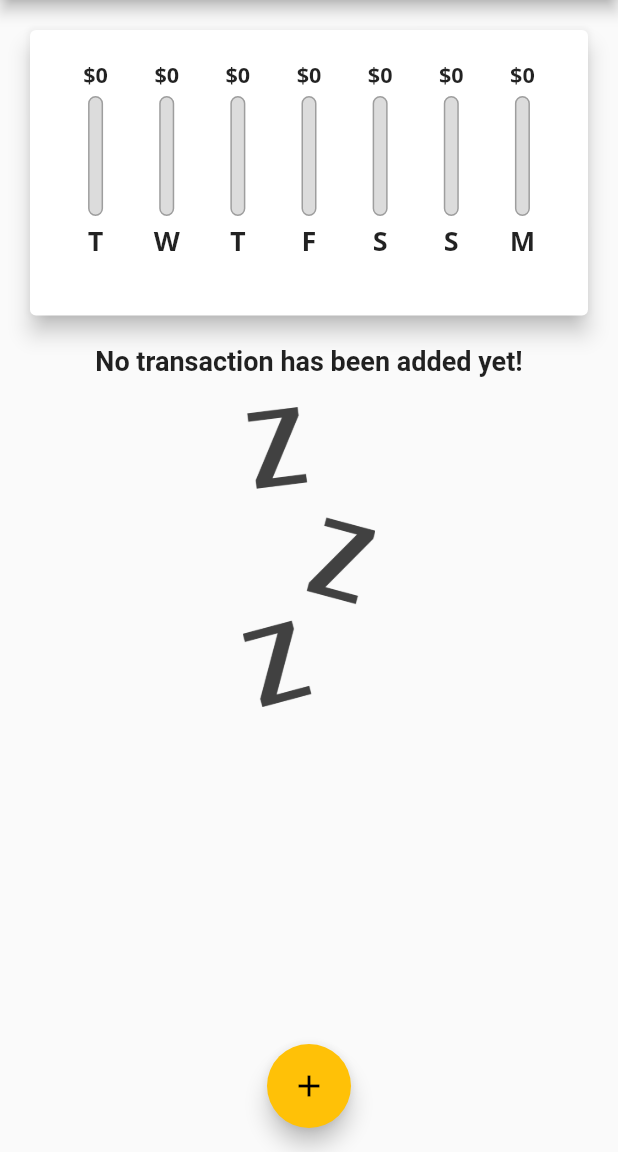
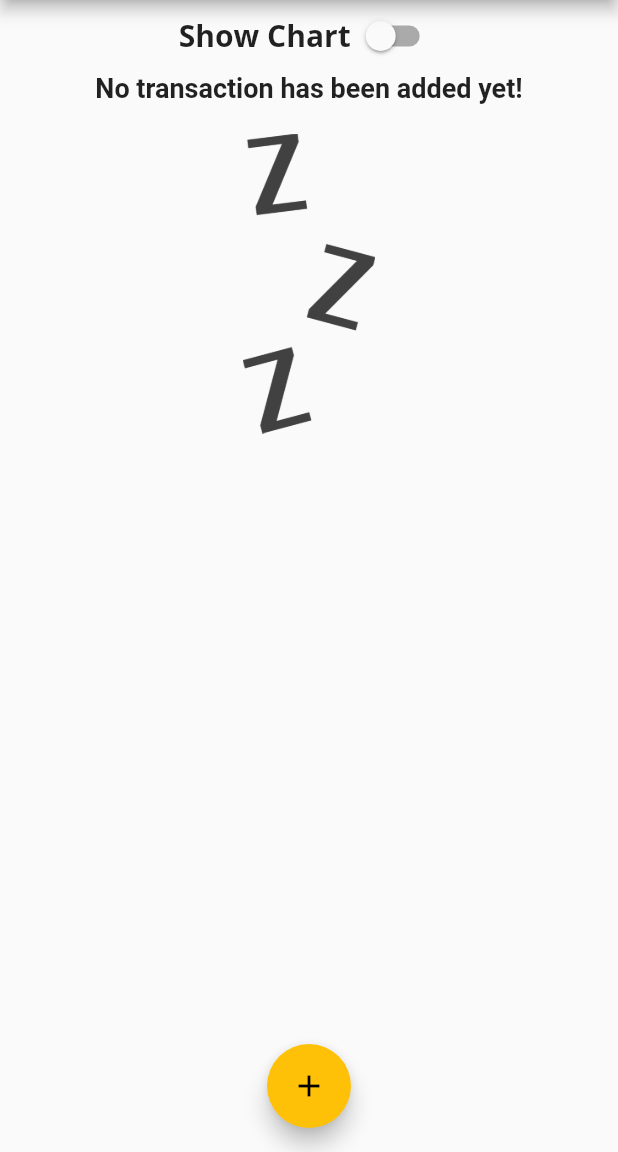
Before and after one commit to davidaodejobi/Flutter-and-Dart-Course, a Flutter app: the screen it shows after launch, on a phone screen of 412 x 824 dp, the part 84-1236 px from its top. Run offline on Flutter 3.47's test engine with Material 2 defaults, Android fonts, the phone set to English and light mode, and no system bars.

Commit message:
splitted the homepage widget into a new file, and added a switch for more controller

```diff
--- /dev/null
+++ b/expenses_tracker/lib/homepage.dart
@@ -0,0 +1,125 @@
+import 'package:flutter/material.dart';
+
+import 'models/transaction.dart';
+import 'widgets/chart.dart';
+import 'widgets/new_transaction.dart';
+import 'widgets/transcation_list.dart';
+
+class Homepage extends StatefulWidget {
+  const Homepage({Key? key}) : super(key: key);
+
+  @override
+  State<Homepage> createState() => _HomepageState();
+}
+
+class _HomepageState extends State<Homepage> {
+  final List<Transaction> _userTransactions = [];
+
+  bool? _showChart = false;
+
+  List<Transaction> get _recentTransactions {
+    return _userTransactions.where((tx) {
+      return tx.date!.isAfter(
+        DateTime.now().subtract(
+          const Duration(days: 7),
+        ),
+      );
+    }).toList();
+  }
+
+  void _addNewTransaction(
+      String txTitle, double txAmount, DateTime chosenDate) {
+    final newTx = Transaction(
+      title: txTitle,
+      amount: txAmount,
+      date: chosenDate,
+      id: DateTime.now().toString(),
+    );
+    setState(() {
+      _userTransactions.add(newTx);
+    });
+  }
+
+  void _startAddNewTransaction(BuildContext ctx) {
+    showModalBottomSheet(
+      context: ctx,
+      builder: (bCtx) {
+        return NewTransaction(addNewTransaction: _addNewTransaction);
+      },
+    );
+  }
+
+  void _deleteTransaction(String id) {
+    setState(() {
+      _userTransactions.removeWhere((tx) => tx.id == id);
+    });
+  }
+
+  @override
+  Widget build(BuildContext context) {
+    final mediaQuery = MediaQuery.of(context);
+    final appBar = AppBar(
+      title: const Text('Expenses Tracker'),
+      actions: [
+        IconButton(
+          onPressed: () => _startAddNewTransaction(context),
+          icon: const Icon(Icons.add),
+        )
+      ],
+    );
+    return Scaffold(
+      appBar: appBar,
+      floatingActionButtonLocation: FloatingActionButtonLocation.centerFloat,
+      floatingActionButton: FloatingActionButton(
+        onPressed: () => _startAddNewTransaction(context),
+        child: const Icon(Icons.add),
+      ),
+      body: Column(
+        crossAxisAlignment: CrossAxisAlignment.stretch,
+        children: <Widget>[
+          Row(
+            mainAxisAlignment: MainAxisAlignment.center,
+            children: <Widget>[
+              const Text(
+                'Show Chart',
+                style: TextStyle(
+                  fontSize: 20,
+                  fontWeight: FontWeight.bold,
+                ),
+              ),
+              Switch.adaptive(
+                // ignore: deprecated_member_use
+                activeColor: Theme.of(context).accentColor,
+                value: _showChart!,
+                onChanged: (val) {
+                  setState(() {
+                    _showChart = val;
+                  });
+                },
+              ),
+            ],
+          ),
+          _showChart!
+              ? SizedBox(
+                  height: (mediaQuery.size.height -
+                          appBar.preferredSize.height -
+                          mediaQuery.padding.top) *
+                      0.3,
+                  child: Chart(
+                    recentTransactions: _recentTransactions,
+                  ))
+              : SizedBox(
+                  height: (mediaQuery.size.height -
+                          appBar.preferredSize.height -
+                          mediaQuery.padding.top) *
+                      0.7,
+                  child: TransactionList(
+                    deleteTx: _deleteTransaction,
+                    userTransactions: _userTransactions,
+                  ),
+                ),
+        ],
+      ),
+    );
+  }
+}
--- a/expenses_tracker/lib/main.dart
+++ b/expenses_tracker/lib/main.dart
@@ -1,11 +1,13 @@
-import 'package:expenses_tracker/widgets/chart.dart';
-import 'package:expenses_tracker/widgets/new_transaction.dart';
-import 'package:expenses_tracker/widgets/transcation_list.dart';
 import 'package:flutter/material.dart';
 
-import 'models/transaction.dart';
+import 'homepage.dart';
 
 void main() {
+  // WidgetsFlutterBinding.ensureInitialized();
+  // SystemChrome.setPreferredOrientations([
+  //   DeviceOrientation.portraitUp,
+  //   DeviceOrientation.portraitDown,
+  // ]);
   runApp(const MyApp());
 }
 
@@ -20,6 +22,7 @@ class MyApp extends StatelessWidget {
       title: 'Expenses Tracker',
       theme: ThemeData(
         primarySwatch: Colors.teal,
+        // ignore: deprecated_member_use
         accentColor: Colors.amber,
         fontFamily: 'Quicksand',
         textTheme: ThemeData.light().textTheme.copyWith(
@@ -41,95 +44,3 @@ class MyApp extends StatelessWidget {
     );
   }
 }
-
-class Homepage extends StatefulWidget {
-  const Homepage({Key? key}) : super(key: key);
-
-  @override
-  State<Homepage> createState() => _HomepageState();
-}
-
-class _HomepageState extends State<Homepage> {
-  final List<Transaction> _userTransactions = [];
-
-  List<Transaction> get _recentTransactions {
-    return _userTransactions.where((tx) {
-      return tx.date!.isAfter(
-        DateTime.now().subtract(
-          const Duration(days: 7),
-        ),
-      );
-    }).toList();
-  }
-
-  void _addNewTransaction(String txTitle, double txAmount, DateTime chosenDate) {
-    final newTx = Transaction(
-      title: txTitle,
-      amount: txAmount,
-      date: chosenDate,
-      id: DateTime.now().toString(),
-    );
-    setState(() {
-      _userTransactions.add(newTx);
-    });
-  }
-
-  void _startAddNewTransaction(BuildContext ctx) {
-    showModalBottomSheet(
-      context: ctx,
-      builder: (bCtx) {
-        return NewTransaction(addNewTransaction: _addNewTransaction);
-      },
-    );
-  }
-
-  void _deleteTransaction(String id) {
-    setState(() {
-      _userTransactions.removeWhere((tx) => tx.id == id);
-    });
-  }
-
-  @override
-  Widget build(BuildContext context) {
-    final mediaQuery = MediaQuery.of(context);
-    final appBar =AppBar(
-        title: const Text('Expenses Tracker'),
-        actions: [
-          IconButton(
-            onPressed: () => _startAddNewTransaction(context),
-            icon: const Icon(Icons.add),
-          )
-        ],
-      );
-    return Scaffold(
-      appBar: appBar,
-      floatingActionButtonLocation: FloatingActionButtonLocation.centerFloat,
-      floatingActionButton: FloatingActionButton(
-        onPressed: () => _startAddNewTransaction(context),
-        child: const Icon(Icons.add),
-      ),
-      body: Column(
-        // mainAxisAlignment: MainAxisAlignment.start,
-        crossAxisAlignment: CrossAxisAlignment.stretch,
-        children: <Widget>[
-          SizedBox(
-            height: (mediaQuery.size.height -
-                appBar.preferredSize.height -
-                mediaQuery.padding.top) *
-                0.3,
-            child: Chart(recentTransactions: _recentTransactions,)),
-          SizedBox(
-            height: (mediaQuery.size.height -
-                appBar.preferredSize.height -
-                mediaQuery.padding.top) *
-                0.7,
-            child: TransactionList(
-              deleteTx: _deleteTransaction,
-              userTransactions: _userTransactions,
-            ),
-          ),
-        ],
-      ),
-    );
-  }
-}
--- a/expenses_tracker/lib/widgets/chart_bar.dart
+++ b/expenses_tracker/lib/widgets/chart_bar.dart
@@ -13,16 +13,19 @@ class ChartBar extends StatelessWidget {
   final double? spendingPctOfTotal;
   @override
   Widget build(BuildContext context) {
+    return LayoutBuilder(
+      builder: (ctx, constraints) {
         return Column(
           children: [
             SizedBox(
-          height: 20,
-          child: FittedBox(child: Text('\$${spendingAmount!.toStringAsFixed(0)}'))),
+                height: constraints.maxHeight * 0.15,
+                child: FittedBox(
+                    child: Text('\$${spendingAmount!.toStringAsFixed(0)}'))),
             const SizedBox(
               height: 4,
             ),
             SizedBox(
-          height: 80,
+              height: constraints.maxHeight * 0.6,
               width: 10,
               child: Stack(
                 children: [
@@ -41,16 +44,17 @@ class ChartBar extends StatelessWidget {
                         borderRadius: BorderRadius.circular(10),
                       ),
                     ),
-
                   ),
                 ],
               ),
             ),
-        const SizedBox(
-          height: 4,
+            SizedBox(
+              height: constraints.maxHeight * 0.05,
             ),
-        Text(label!),
+            SizedBox(height: constraints.maxHeight * 0.15, child: Text(label!)),
           ],
+        );
+      },
     );
   }
 }
--- a/expenses_tracker/lib/widgets/transcation_list.dart
+++ b/expenses_tracker/lib/widgets/transcation_list.dart
@@ -12,9 +12,7 @@ class TransactionList extends StatelessWidget {
 
   @override
   Widget build(BuildContext context) {
-    return SizedBox(
-      height: 550,
-      child: userTransactions!.isEmpty
+    return userTransactions!.isEmpty
         ? Column(
             children: [
               Text(
@@ -65,7 +63,6 @@ class TransactionList extends StatelessWidget {
               );
             },
             itemCount: userTransactions!.length,
-            ),
           );
   }
 }
```
Lines whose indentation alone changed are shown as unchanged.
